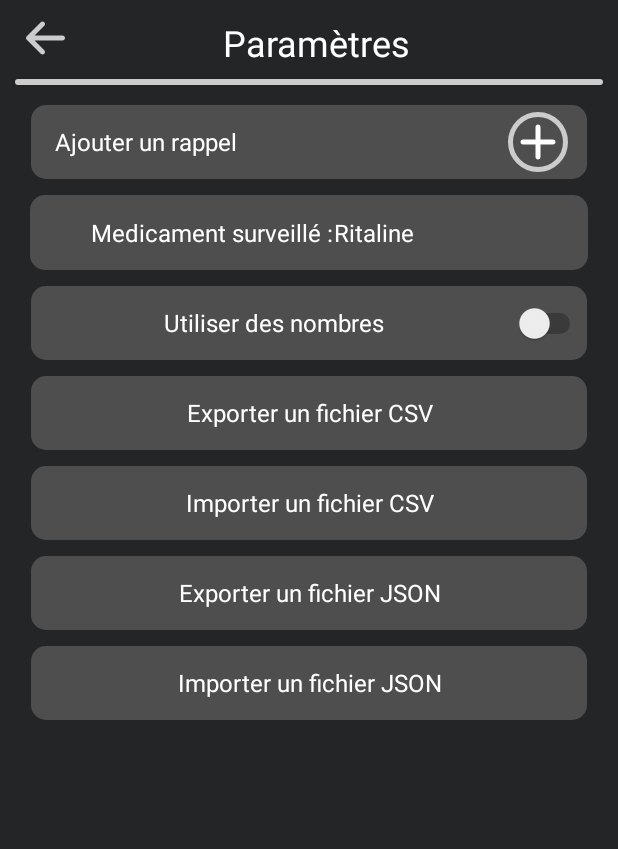
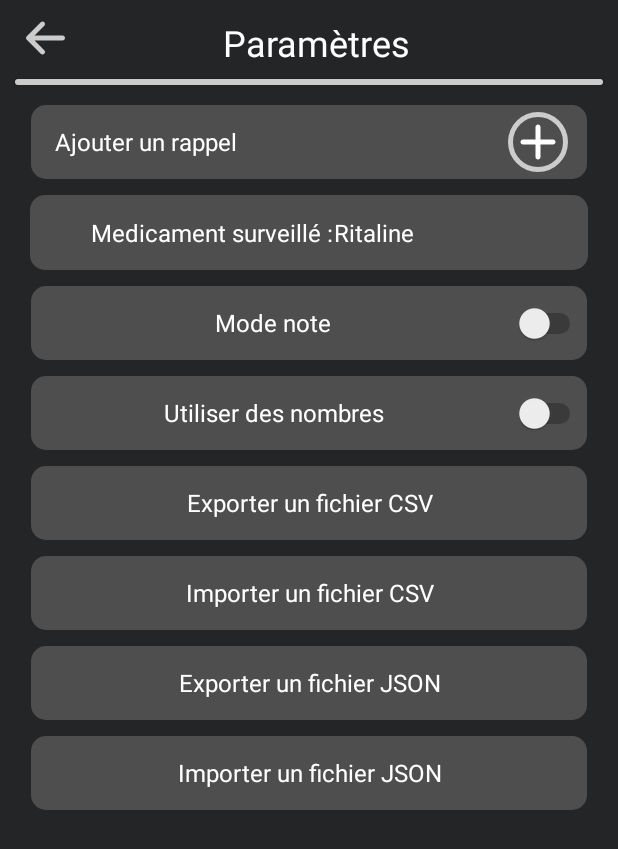
Before and after one commit to Caryboudou/Zoodle, an Android app: the MainActivity screen opened directly, with no data from a screen before it, after a tap on "Paramètres", on a phone screen of 412 x 824 dp. Shown: the top 849 px of the screen. Run offline under Robolectric (Android 15) with nearby library versions, the phone set to English and light mode, and no system bars; 2 statements that could not run were skipped.

Commit message:
mise en place du mode "note" dans activity man

```diff
--- a/app/src/main/java/com/kalzakath/zoodle/MainActivity.kt
+++ b/app/src/main/java/com/kalzakath/zoodle/MainActivity.kt
@@ -221,6 +221,22 @@ class MainActivity : AppCompatActivity(), MainActivityInterface {
             if (clNumberInvisible) startActivityTrendView()
         }
 
+        val ibModeNote: ImageButton = findViewById(R.id.ibModeNote)
+        if (Settings.modeNote) {
+            ibModeNote.setImageResource(R.drawable.ic_mode_note_no)
+        } else {
+            ibModeNote.setImageResource(R.drawable.ic_mode_note)
+        }
+        ibModeNote.setOnClickListener {
+            Settings.modeNote = !Settings.modeNote
+            if (Settings.modeNote) {
+                ibModeNote.setImageResource(R.drawable.ic_mode_note_no)
+            } else {
+                ibModeNote.setImageResource(R.drawable.ic_mode_note)
+            }
+            setupRecycleView()
+        }
+
         val ibSettings: ImageButton = findViewById(R.id.ibSettings)
         ibSettings.setOnClickListener {
             if (clNumberInvisible) startActivitySettings()
--- a/app/src/main/java/com/kalzakath/zoodle/SettingsActivity.kt
+++ b/app/src/main/java/com/kalzakath/zoodle/SettingsActivity.kt
@@ -53,6 +53,7 @@ class SettingsActivity() : AppCompatActivity() {
         setContentView(R.layout.activity_settings)
 
         val sMoodNumerals: Switch = findViewById(R.id.sMoodNumerals)
+        val sModeNote: Switch = findViewById(R.id.sModeNote)
         val sReminder: Switch = findViewById(R.id.sReminder)
         val tvReminderTime: TextView = findViewById(R.id.tvReminderTime)
         val tvSettingsImport: TextView = findViewById(R.id.tvSettingsImport)
@@ -78,6 +79,7 @@ class SettingsActivity() : AppCompatActivity() {
 
         sMoodNumerals.isChecked = Settings.moodMode == Settings.MoodModes.NUMBERS
         sMoodNumerals.isChecked = Settings.fatigueMode == Settings.FatigueModes.NUMBERS
+        sModeNote.isChecked = Settings.modeNote
         etMedicationName.setText(Settings.medicationName)
 
         sReminder.isChecked = Settings.notificationAct
@@ -106,6 +108,10 @@ class SettingsActivity() : AppCompatActivity() {
         sMoodNumerals.setOnCheckedChangeListener { _, isChecked ->
             if (isChecked) { Settings.moodMode = Settings.MoodModes.NUMBERS; Settings.fatigueMode = Settings.FatigueModes.NUMBERS }
             else {Settings.moodMode = Settings.MoodModes.FACES; Settings.fatigueMode = Settings.FatigueModes.FACES }
+        }
+
+        sModeNote.setOnCheckedChangeListener { _, isChecked ->
+            Settings.modeNote = isChecked
         }
 
         sReminder.setOnCheckedChangeListener { _, isChecked ->
--- /dev/null
+++ b/app/src/main/res/drawable/ic_mode_note.xml
@@ -0,0 +1,24 @@
+<layer-list xmlns:android="http://schemas.android.com/apk/res/android">
+<item>
+    <shape android:shape="oval">
+        <stroke
+            android:width="3dip"
+            android:color="@color/colorIcon" />
+    </shape>
+</item>
+<item>
+    <vector android:width="50dp"
+        android:height="50dp"
+        android:viewportWidth="24"
+        android:viewportHeight="24">
+
+        <group
+            android:scaleX="0.7"
+            android:scaleY="0.7"
+            android:translateX="3.6"
+            android:translateY="3.6">
+            <path android:fillColor="@android:color/white" android:pathData="M17,10L7,10v2h10v-2zM19,3h-1L18,1h-2v2L8,3L8,1L6,1v2L5,3c-1.11,0 -1.99,0.9 -1.99,2L3,19c0,1.1 0.89,2 2,2h14c1.1,0 2,-0.9 2,-2L21,5c0,-1.1 -0.9,-2 -2,-2zM19,19L5,19L5,8h14v11zM14,14L7,14v2h7v-2z"/>
+        </group>
+    </vector>
+</item>
+</layer-list>
--- /dev/null
+++ b/app/src/main/res/drawable/ic_mode_note_no.xml
@@ -0,0 +1,42 @@
+<layer-list xmlns:android="http://schemas.android.com/apk/res/android">
+    <item>
+        <shape android:shape="oval">
+            <stroke
+                android:width="3dip"
+                android:color="@color/colorIcon" />
+        </shape>
+    </item>
+    <item>
+        <vector android:width="50dp"
+            android:height="50dp"
+            android:viewportWidth="24"
+            android:viewportHeight="24">
+
+            <group
+                android:scaleX="0.7"
+                android:scaleY="0.7"
+                android:translateX="3.6"
+                android:translateY="3.6">
+                <path android:fillColor="@android:color/white" android:pathData="M17,10L7,10v2h10v-2zM19,3h-1L18,1h-2v2L8,3L8,1L6,1v2L5,3c-1.11,0 -1.99,0.9 -1.99,2L3,19c0,1.1 0.89,2 2,2h14c1.1,0 2,-0.9 2,-2L21,5c0,-1.1 -0.9,-2 -2,-2zM19,19L5,19L5,8h14v11zM14,14L7,14v2h7v-2z"/>
+            </group>
+        </vector>
+    </item>
+    <item>
+        <vector
+            android:width="50dp"
+            android:height="50dp"
+            android:viewportWidth="24"
+            android:viewportHeight="24" >
+            <group
+                android:rotation="45"
+                android:pivotY="12"
+                android:pivotX="12">
+                <path android:fillColor="@color/colorIcon"
+                    android:pathData="
+                    M20,13 h-7 v7 c0,0.55 -0.45,1 -1,1 s-1,-0.45 -1,-1 v-7
+                h-7 c-0.55,0 -1,-0.45 -1,-1s0.45,-1 1,-1 h7
+                v-7 c0,-0.55 0.45,-1 1,-1s1,0.45 1,1
+                v7 h7 c0.55,0 1,0.45 1,1s-0.45,1 -1,1"/></group>
+        </vector>
+    </item>
+</layer-list>
--- a/app/src/main/res/layout/activity_main.xml
+++ b/app/src/main/res/layout/activity_main.xml
@@ -235,9 +235,22 @@
         android:contentDescription="@string/add_new_mood_description"
         app:layout_constraintBottom_toBottomOf="parent"
         app:layout_constraintStart_toEndOf="@id/bViewTrend"
+        app:layout_constraintEnd_toStartOf="@+id/ibModeNote"
+        android:backgroundTint="@android:color/transparent"
+        app:srcCompat="@drawable/ic_add"/>
+
+    <ImageButton
+        android:id="@+id/ibModeNote"
+        android:layout_width="wrap_content"
+        android:layout_height="wrap_content"
+        android:layout_marginEnd="10dp"
+        android:layout_marginBottom="10dp"
+        android:contentDescription="@string/add_new_mood_description"
+        app:layout_constraintBottom_toBottomOf="parent"
+        app:layout_constraintStart_toEndOf="@id/addNewButton"
         app:layout_constraintEnd_toEndOf="parent"
         android:backgroundTint="@android:color/transparent"
-        app:srcCompat="@drawable/ic_add"/>
+        app:srcCompat="@drawable/ic_mode_note"/>
 
     <ImageButton
         android:id="@+id/ibAddNewDebug"
--- a/app/src/main/res/layout/activity_settings.xml
+++ b/app/src/main/res/layout/activity_settings.xml
@@ -191,6 +191,28 @@
                 android:orientation="horizontal">
 
                 <Switch
+                    android:id="@+id/sModeNote"
+                    android:layout_width="0dp"
+                    android:layout_height="match_parent"
+                    android:layout_margin="5dp"
+                    android:layout_weight="1"
+                    android:background="@drawable/activity_row_rounded_corner"
+                    android:text="@string/settings_mode_note"
+                    android:textAlignment="center"
+                    android:textColor="@color/colorOnPrimaryText"
+                    android:textSize="16sp"
+                    tools:ignore="UseSwitchCompatOrMaterialXml" />
+
+            </LinearLayout>
+
+            <LinearLayout
+                android:layout_width="match_parent"
+                android:layout_height="60dp"
+                android:layout_marginLeft="5dp"
+                android:layout_marginRight="5dp"
+                android:orientation="horizontal">
+
+                <Switch
                     android:id="@+id/sMoodNumerals"
                     android:layout_width="0dp"
                     android:layout_height="match_parent"
--- a/app/src/main/res/layout/mood_entry_layout.xml
+++ b/app/src/main/res/layout/mood_entry_layout.xml
@@ -28,7 +28,7 @@
             android:layout_width="0dp"
             android:layout_height="60dp"
             android:layout_weight="1"
-            android:visibility="visible"
+            android:visibility="gone"
             android:background="@drawable/activity_row_rounded_corner"
             android:orientation="horizontal"
             app:layout_constraintBottom_toBottomOf="parent"
@@ -155,7 +155,7 @@
             android:id="@+id/llMainRowTopNote"
             android:layout_width="0dp"
             android:layout_height="wrap_content"
-            android:visibility="gone"
+            android:visibility="visible"
             android:layout_weight="1"
             android:background="@drawable/activity_row_rounded_corner"
             android:orientation="horizontal"
--- a/app/src/main/res/values/strings.xml
+++ b/app/src/main/res/values/strings.xml
@@ -79,6 +79,7 @@
     <string name="settings_reminder">Rappel</string>
     <string name="settings_reminder_time">Rappel à</string>
     <string name="settings_medication_name">Medicament surveillé :\ </string>
+    <string name="settings_mode_note">Mode note</string>
 
     <dimen name="text_size_xxlarge">30sp</dimen>
     <dimen name="text_size_xlarge">26sp</dimen>
```
